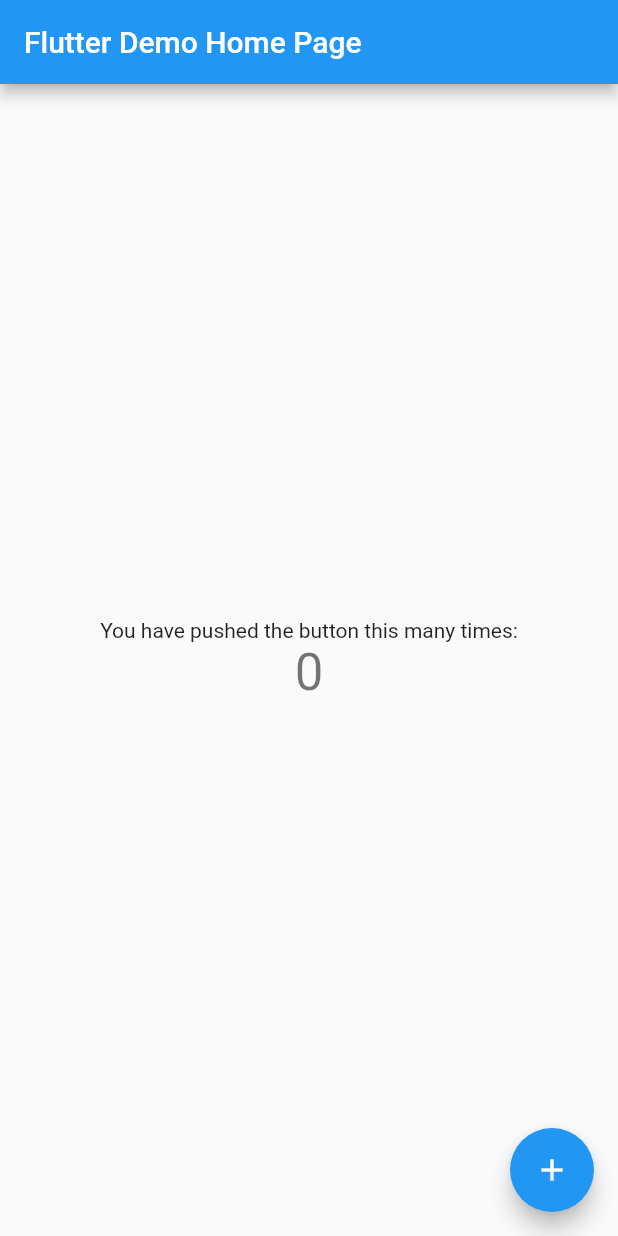
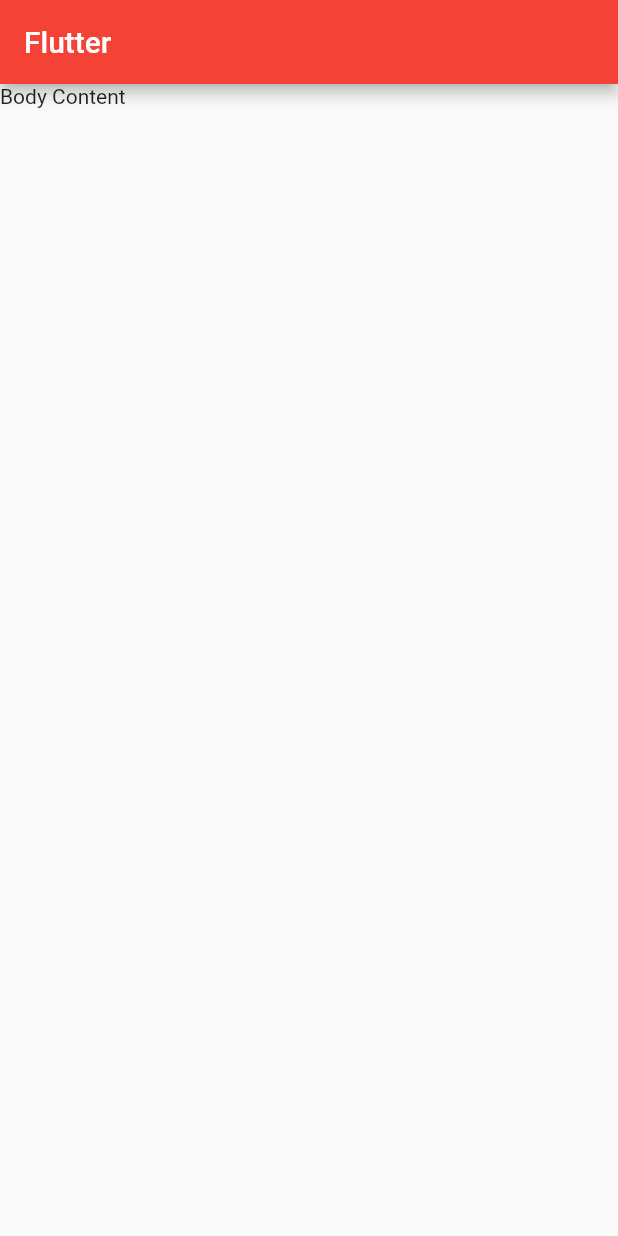
Before and after one commit to PrathameshChari04/flutter_app, a Flutter app: the screen it shows after launch, on a phone screen of 412 x 824 dp. Run offline on Flutter 3.47's test engine with Material 2 defaults, Android fonts, the phone set to English and light mode, and no system bars.

Commit message:
dev1 commit

```diff
--- a/lib/main.dart
+++ b/lib/main.dart
@@ -1,117 +1,22 @@
 import 'package:flutter/material.dart';
 
 void main() {
-  runApp(MyApp());
+  runApp(MaterialApp(
+    home: HomePage(),
+    theme: ThemeData(
+      primarySwatch: Colors.red,
+    ),
+  ));
 }
 
-class MyApp extends StatelessWidget {
-  // This widget is the root of your application.
+class HomePage extends StatelessWidget {
   @override
   Widget build(BuildContext context) {
-    return MaterialApp(
-      title: 'Flutter Demo',
-      theme: ThemeData(
-        // This is the theme of your application.
-        //
-        // Try running your application with "flutter run". You'll see the
-        // application has a blue toolbar. Then, without quitting the app, try
-        // changing the primarySwatch below to Colors.green and then invoke
-        // "hot reload" (press "r" in the console where you ran "flutter run",
-        // or simply save your changes to "hot reload" in a Flutter IDE).
-        // Notice that the counter didn't reset back to zero; the application
-        // is not restarted.
-        primarySwatch: Colors.blue,
-        // This makes the visual density adapt to the platform that you run
-        // the app on. For desktop platforms, the controls will be smaller and
-        // closer together (more dense) than on mobile platforms.
-        visualDensity: VisualDensity.adaptivePlatformDensity,
+    return Scaffold(
+      appBar: AppBar(title: Text("Flutter")),
+      body: Container(
+        child: Text("Body Content"),
       ),
-      home: MyHomePage(title: 'Flutter Demo Home Page'),
     );
   }
 }
-
-class MyHomePage extends StatefulWidget {
-  MyHomePage({Key key, this.title}) : super(key: key);
-
-  // This widget is the home page of your application. It is stateful, meaning
-  // that it has a State object (defined below) that contains fields that affect
-  // how it looks.
-
-  // This class is the configuration for the state. It holds the values (in this
-  // case the title) provided by the parent (in this case the App widget) and
-  // used by the build method of the State. Fields in a Widget subclass are
-  // always marked "final".
-
-  final String title;
-
-  @override
-  _MyHomePageState createState() => _MyHomePageState();
-}
-
-class _MyHomePageState extends State<MyHomePage> {
-  int _counter = 0;
-
-  void _incrementCounter() {
-    setState(() {
-      // This call to setState tells the Flutter framework that something has
-      // changed in this State, which causes it to rerun the build method below
-      // so that the display can reflect the updated values. If we changed
-      // _counter without calling setState(), then the build method would not be
-      // called again, and so nothing would appear to happen.
-      _counter++;
-    });
-  }
-
-  @override
-  Widget build(BuildContext context) {
-    // This method is rerun every time setState is called, for instance as done
-    // by the _incrementCounter method above.
-    //
-    // The Flutter framework has been optimized to make rerunning build methods
-    // fast, so that you can just rebuild anything that needs updating rather
-    // than having to individually change instances of widgets.
-    return Scaffold(
-      appBar: AppBar(
-        // Here we take the value from the MyHomePage object that was created by
-        // the App.build method, and use it to set our appbar title.
-        title: Text(widget.title),
-      ),
-      body: Center(
-        // Center is a layout widget. It takes a single child and positions it
-        // in the middle of the parent.
-        child: Column(
-          // Column is also a layout widget. It takes a list of children and
-          // arranges them vertically. By default, it sizes itself to fit its
-          // children horizontally, and tries to be as tall as its parent.
-          //
-          // Invoke "debug painting" (press "p" in the console, choose the
-          // "Toggle Debug Paint" action from the Flutter Inspector in Android
-          // Studio, or the "Toggle Debug Paint" command in Visual Studio Code)
-          // to see the wireframe for each widget.
-          //
-          // Column has various properties to control how it sizes itself and
-          // how it positions its children. Here we use mainAxisAlignment to
-          // center the children vertically; the main axis here is the vertical
-          // axis because Columns are vertical (the cross axis would be
-          // horizontal).
-          mainAxisAlignment: MainAxisAlignment.center,
-          children: <Widget>[
-            Text(
-              'You have pushed the button this many times:',
-            ),
-            Text(
-              '$_counter',
-              style: Theme.of(context).textTheme.headline4,
-            ),
-          ],
-        ),
-      ),
-      floatingActionButton: FloatingActionButton(
-        onPressed: _incrementCounter,
-        tooltip: 'Increment',
-        child: Icon(Icons.add),
-      ), // This trailing comma makes auto-formatting nicer for build methods.
-    );
-  }
-}
```
